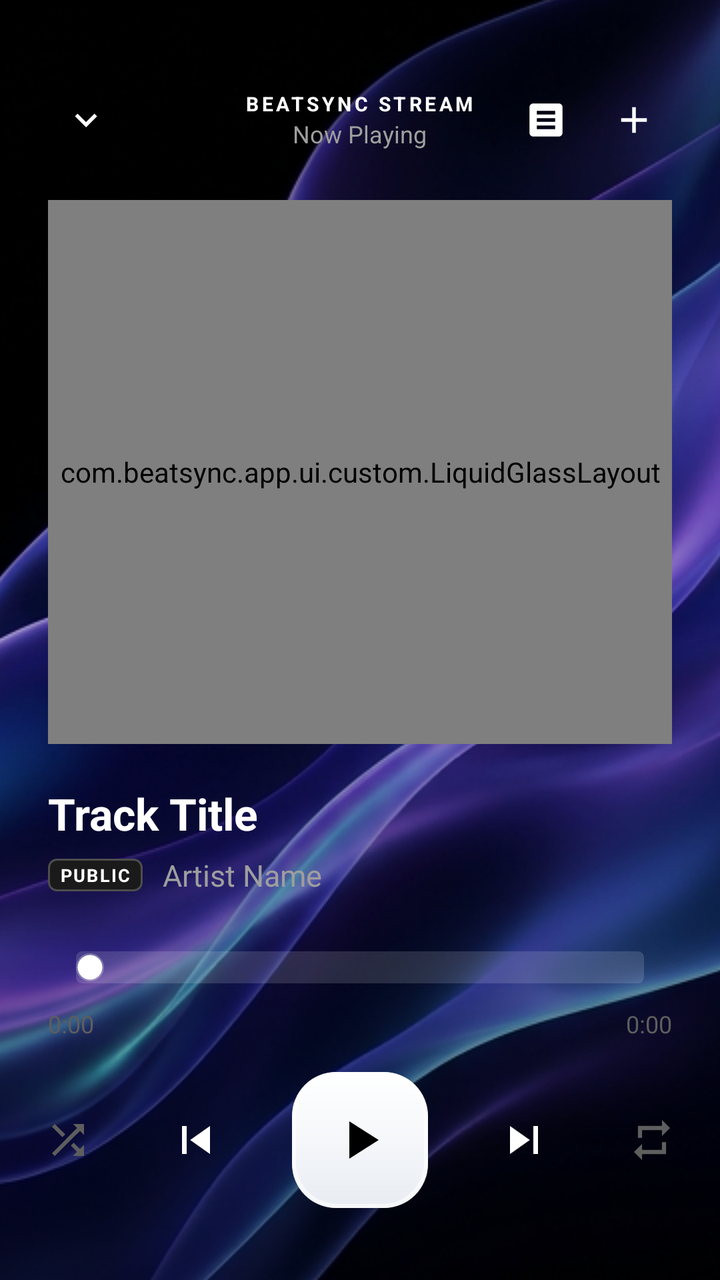
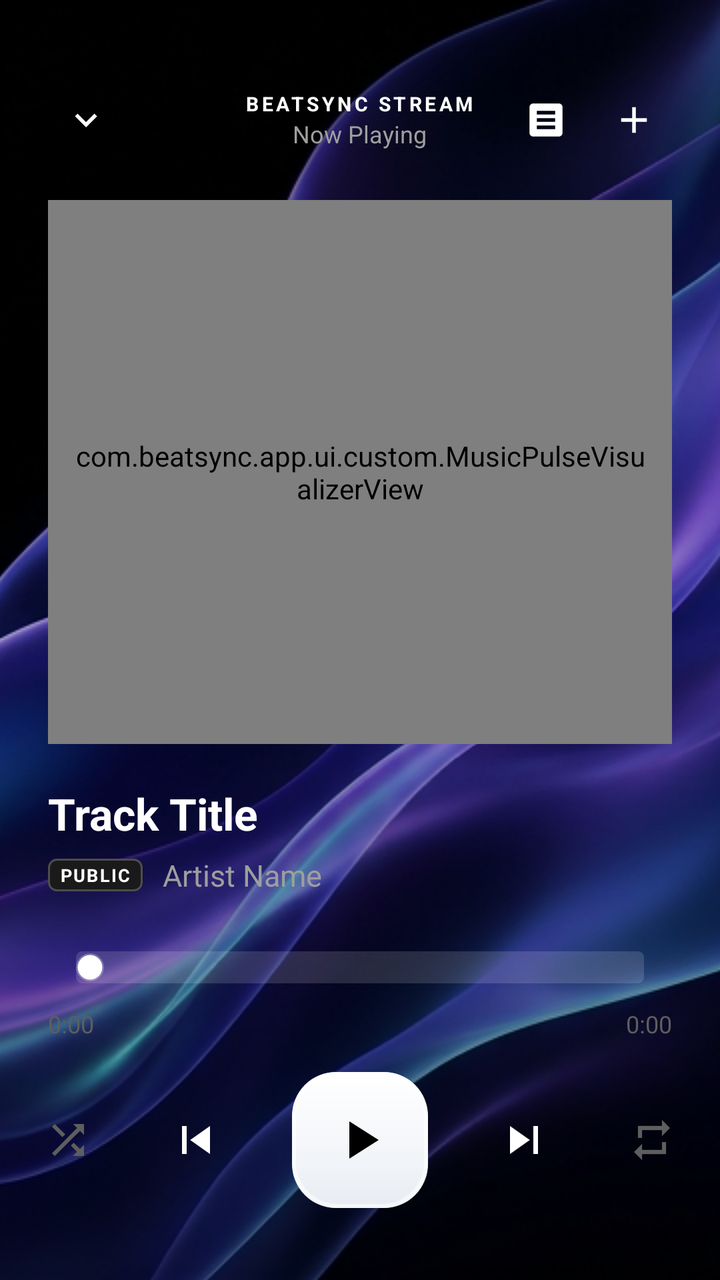

Two renders of the same Android screen: before a commit and after it. Below are the layout's source before the change and the commit's diff.
<!-- AndroidManifest.xml: activity theme Theme.BeatSync -->
<!-- res/layout/activity_now_playing.xml -->
<?xml version="1.0" encoding="utf-8"?>
<LinearLayout xmlns:android="http://schemas.android.com/apk/res/android"
    xmlns:app="http://schemas.android.com/apk/res-auto"
    android:layout_width="match_parent"
    android:layout_height="match_parent"
    android:orientation="vertical"
    android:background="@drawable/bg_ambient_lighting"
    android:fitsSystemWindows="false"
    android:paddingStart="24dp"
    android:paddingEnd="24dp"
    android:paddingTop="36dp"
    android:paddingBottom="24dp">

    
    <RelativeLayout
        android:layout_width="match_parent"
        android:layout_height="48dp">

        <ImageView
            android:id="@+id/btnCollapse"
            android:layout_width="38dp"
            android:layout_height="38dp"
            android:layout_centerVertical="true"
            android:padding="8dp"
            android:src="@drawable/ic_chevron_down"
            android:tint="@color/text_primary"
            android:background="?attr/selectableItemBackgroundBorderless"
            android:contentDescription="Collapse Player" />

        <LinearLayout
            android:layout_width="wrap_content"
            android:layout_height="wrap_content"
            android:layout_centerInParent="true"
            android:gravity="center"
            android:orientation="vertical">

            <TextView
                android:layout_width="wrap_content"
                android:layout_height="wrap_content"
                android:text="BEATSYNC STREAM"
                android:textColor="@color/accent_cyan"
                android:textSize="10sp"
                android:textStyle="bold"
                android:letterSpacing="0.15" />

            <TextView
                android:id="@+id/tvHeaderSubtitle"
                android:layout_width="wrap_content"
                android:layout_height="wrap_content"
                android:text="Now Playing"
                android:textColor="@color/text_secondary"
                android:textSize="12sp"
                android:maxLines="1" />
        </LinearLayout>

        <LinearLayout
            android:layout_width="wrap_content"
            android:layout_height="match_parent"
            android:layout_alignParentEnd="true"
            android:gravity="center_vertical"
            android:orientation="horizontal">

            <ImageView
                android:id="@+id/btnToggleLyrics"
                android:layout_width="38dp"
                android:layout_height="38dp"
                android:padding="8dp"
                android:src="@drawable/ic_lyrics"
                android:tint="@color/text_primary"
                android:background="?attr/selectableItemBackgroundBorderless"
                android:contentDescription="Toggle Lyrics"
                android:layout_marginEnd="6dp" />

            <ImageView
                android:id="@+id/btnAddToPlaylist"
                android:layout_width="38dp"
                android:layout_height="38dp"
                android:padding="8dp"
                android:src="@drawable/ic_add"
                android:tint="@color/text_primary"
                android:background="?attr/selectableItemBackgroundBorderless"
                android:contentDescription="Add to Playlist" />
        </LinearLayout>
    </RelativeLayout>

    
    <FrameLayout
        android:layout_width="match_parent"
        android:layout_height="0dp"
        android:layout_weight="1"
        android:layout_marginTop="16dp"
        android:layout_marginBottom="20dp">

        
        <com.beatsync.app.ui.custom.LiquidGlassLayout
            android:id="@+id/cardArtContainer"
            android:layout_width="match_parent"
            android:layout_height="match_parent"
            android:layout_gravity="center">

            <FrameLayout
                android:layout_width="match_parent"
                android:layout_height="match_parent"
                android:layout_gravity="center">

                
                <View
                    android:layout_width="260dp"
                    android:layout_height="260dp"
                    android:layout_gravity="center"
                    android:background="@drawable/bg_ambient_lighting"
                    android:alpha="0.45" />

                
                <FrameLayout
                    android:id="@+id/layoutVinylDisc"
                    android:layout_width="260dp"
                    android:layout_height="260dp"
                    android:layout_gravity="center"
                    android:background="@drawable/bg_vinyl_disc">

                    
                    <FrameLayout
                        android:layout_width="92dp"
                        android:layout_height="92dp"
                        android:layout_gravity="center"
                        android:background="@drawable/bg_vinyl_center_label">

                        <ImageView
                            android:id="@+id/ivVinylCenter"
                            android:layout_width="32dp"
                            android:layout_height="32dp"
                            android:layout_gravity="center"
                            android:src="@drawable/ic_music_note"
                            android:tint="#FFFFFF"
                            android:contentDescription="Music Track" />
                    </FrameLayout>
                </FrameLayout>

            </FrameLayout>
        </com.beatsync.app.ui.custom.LiquidGlassLayout>

        
        <com.beatsync.app.ui.custom.LiquidGlassLayout
            android:id="@+id/layoutLyricsContainer"
            android:layout_width="match_parent"
            android:layout_height="match_parent"
            android:padding="22dp"
            android:visibility="gone">

            <LinearLayout
                android:layout_width="match_parent"
                android:layout_height="match_parent"
                android:orientation="vertical">

                
                <LinearLayout
                    android:layout_width="match_parent"
                    android:layout_height="wrap_content"
                    android:orientation="horizontal"
                    android:gravity="center_vertical"
                    android:layout_marginBottom="12dp">

                    <TextView
                        android:layout_width="0dp"
                        android:layout_height="wrap_content"
                        android:layout_weight="1"
                        android:text="LIVE SYNCED LYRICS"
                        android:textColor="@color/text_secondary"
                        android:textSize="11sp"
                        android:textStyle="bold"
                        android:letterSpacing="0.14" />

                    <ProgressBar
                        android:id="@+id/pbLyricsLoading"
                        android:layout_width="16dp"
                        android:layout_height="16dp"
                        android:indeterminateTint="@color/text_primary"
                        android:visibility="gone" />
                </LinearLayout>

                
                <androidx.core.widget.NestedScrollView
                    android:id="@+id/scrollLyrics"
                    android:layout_width="match_parent"
                    android:layout_height="0dp"
                    android:layout_weight="1"
                    android:scrollbars="none"
                    android:requiresFadingEdge="vertical"
                    android:fadingEdgeLength="36dp"
                    android:overScrollMode="always"
                    android:fillViewport="true">

                    <TextView
                        android:id="@+id/tvLyricsContent"
                        android:layout_width="match_parent"
                        android:layout_height="wrap_content"
                        android:gravity="center"
                        android:lineSpacingMultiplier="1.50"
                        android:textColor="@color/text_primary"
                        android:textSize="16sp"
                        android:fontFamily="sans-serif-medium"
                        android:paddingTop="16dp"
                        android:paddingBottom="40dp" />
                </androidx.core.widget.NestedScrollView>

                <TextView
                    android:id="@+id/tvLyricsEmpty"
                    android:layout_width="match_parent"
                    android:layout_height="match_parent"
                    android:gravity="center"
                    android:text="No lyrics available for this track."
                    android:textColor="@color/text_secondary"
                    android:textSize="14sp"
                    android:visibility="gone" />
            </LinearLayout>
        </com.beatsync.app.ui.custom.LiquidGlassLayout>
    </FrameLayout>

    
    <LinearLayout
        android:layout_width="match_parent"
        android:layout_height="wrap_content"
        android:orientation="horizontal"
        android:gravity="center_vertical">

        <LinearLayout
            android:layout_width="0dp"
            android:layout_height="wrap_content"
            android:layout_weight="1"
            android:orientation="vertical">

            <TextView
                android:id="@+id/tvTrackTitle"
                android:layout_width="wrap_content"
                android:layout_height="wrap_content"
                android:text="Track Title"
                android:textColor="@color/text_primary"
                android:textSize="22sp"
                android:textStyle="bold"
                android:singleLine="true"
                android:ellipsize="marquee"
                android:marqueeRepeatLimit="marquee_forever" />

            <LinearLayout
                android:layout_width="wrap_content"
                android:layout_height="wrap_content"
                android:orientation="horizontal"
                android:gravity="center_vertical"
                android:layout_marginTop="6dp">

                <TextView
                    android:id="@+id/tvPrivacyBadge"
                    android:layout_width="wrap_content"
                    android:layout_height="wrap_content"
                    android:text="PUBLIC"
                    android:textSize="9sp"
                    android:textStyle="bold"
                    android:letterSpacing="0.08"
                    android:paddingStart="6dp"
                    android:paddingEnd="6dp"
                    android:paddingTop="2dp"
                    android:paddingBottom="2dp"
                    android:background="@drawable/bg_badge_public"
                    android:textColor="@color/badge_public_text"
                    android:layout_marginEnd="10dp" />

                <TextView
                    android:id="@+id/tvTrackArtist"
                    android:layout_width="wrap_content"
                    android:layout_height="wrap_content"
                    android:text="Artist Name"
                    android:textColor="@color/text_secondary"
                    android:textSize="15sp"
                    android:singleLine="true"
                    android:ellipsize="end" />
            </LinearLayout>
        </LinearLayout>
    </LinearLayout>

    
    <LinearLayout
        android:layout_width="match_parent"
        android:layout_height="wrap_content"
        android:orientation="vertical"
        android:layout_marginTop="20dp">

        <SeekBar
            android:id="@+id/seekBar"
            android:layout_width="match_parent"
            android:layout_height="32dp"
            android:max="1000"
            android:splitTrack="false"
            android:paddingStart="14dp"
            android:paddingEnd="14dp"
            android:thumbOffset="0dp"
            android:thumb="@drawable/scrubber_thumb_apple"
            android:progressDrawable="@drawable/scrubber_track_apple" />

        <RelativeLayout
            android:layout_width="match_parent"
            android:layout_height="wrap_content"
            android:layout_marginTop="4dp">

            <TextView
                android:id="@+id/tvCurrentTime"
                android:layout_width="wrap_content"
                android:layout_height="wrap_content"
                android:text="0:00"
                android:textColor="@color/text_tertiary"
                android:textSize="12sp" />

            <TextView
                android:id="@+id/tvTotalTime"
                android:layout_width="wrap_content"
                android:layout_height="wrap_content"
                android:layout_alignParentEnd="true"
                android:text="0:00"
                android:textColor="@color/text_tertiary"
                android:textSize="12sp" />
        </RelativeLayout>
    </LinearLayout>

    
    <LinearLayout
        android:layout_width="match_parent"
        android:layout_height="wrap_content"
        android:orientation="horizontal"
        android:gravity="center"
        android:layout_marginTop="16dp"
        android:layout_marginBottom="12dp">

        <ImageView
            android:id="@+id/btnShuffle"
            android:layout_width="40dp"
            android:layout_height="40dp"
            android:padding="8dp"
            android:src="@drawable/ic_shuffle"
            android:tint="@color/text_tertiary"
            android:background="?attr/selectableItemBackgroundBorderless"
            android:contentDescription="Shuffle" />

        <ImageView
            android:id="@+id/btnPrevious"
            android:layout_width="48dp"
            android:layout_height="48dp"
            android:layout_marginStart="20dp"
            android:padding="10dp"
            android:src="@drawable/ic_skip_prev"
            android:tint="@color/text_primary"
            android:background="?attr/selectableItemBackgroundBorderless"
            android:contentDescription="Previous" />

        
        <FrameLayout
            android:id="@+id/btnPlayPauseContainer"
            android:layout_width="68dp"
            android:layout_height="68dp"
            android:layout_marginStart="24dp"
            android:layout_marginEnd="24dp"
            android:background="@drawable/bg_liquid_play_button"
            android:clickable="true"
            android:focusable="true">

            <ImageView
                android:id="@+id/btnPlayPause"
                android:layout_width="32dp"
                android:layout_height="32dp"
                android:layout_gravity="center"
                android:src="@drawable/ic_play"
                android:tint="@color/text_inverse"
                android:contentDescription="Play/Pause" />
        </FrameLayout>

        <ImageView
            android:id="@+id/btnNext"
            android:layout_width="48dp"
            android:layout_height="48dp"
            android:layout_marginEnd="20dp"
            android:padding="10dp"
            android:src="@drawable/ic_skip_next"
            android:tint="@color/text_primary"
            android:background="?attr/selectableItemBackgroundBorderless"
            android:contentDescription="Next" />

        <ImageView
            android:id="@+id/btnRepeat"
            android:layout_width="40dp"
            android:layout_height="40dp"
            android:padding="8dp"
            android:src="@drawable/ic_repeat"
            android:tint="@color/text_tertiary"
            android:background="?attr/selectableItemBackgroundBorderless"
            android:contentDescription="Repeat" />
    </LinearLayout>

</LinearLayout>
<!-- resources referenced by this layout -->
<resources>
  <color name="accent_cyan">#FFFFFF</color>
  <color name="badge_public_text">#FFFFFF</color>
  <color name="text_inverse">#000000</color>
  <color name="text_primary">#FFFFFF</color>
  <color name="text_secondary">#9E9E9E</color>
  <color name="text_tertiary">#5E5E5E</color>
  <!-- drawable bg_badge_public (drawable) -->
  <?xml version="1.0" encoding="utf-8"?>
  <shape xmlns:android="http://schemas.android.com/apk/res/android"
      android:shape="rectangle">
      <solid android:color="#1A1A1A" />
      <corners android:radius="4dp" />
      <stroke
          android:width="1dp"
          android:color="#4D4D4D" />
  </shape>
  <!-- drawable bg_vinyl_center_label (drawable) -->
  <?xml version="1.0" encoding="utf-8"?>
  <layer-list xmlns:android="http://schemas.android.com/apk/res/android">
      
      <item>
          <shape android:shape="oval">
              <gradient
                  android:type="radial"
                  android:gradientRadius="48dp"
                  android:startColor="#22D3EE"
                  android:centerColor="#0284C7"
                  android:endColor="#0F172A" />
              <stroke
                  android:width="2dp"
                  android:color="#B3FFFFFF" />
          </shape>
      </item>
  
      
      <item
          android:bottom="34dp"
          android:left="34dp"
          android:right="34dp"
          android:top="34dp">
          <shape android:shape="oval">
              <solid android:color="#0B0D14" />
              <stroke
                  android:width="1.5dp"
                  android:color="#99FFFFFF" />
          </shape>
      </item>
  </layer-list>
  <!-- drawable bg_vinyl_disc: vector/xml drawable (drawable, 2345 chars, omitted) -->
  <!-- drawable ic_add (drawable) -->
  <vector xmlns:android="http://schemas.android.com/apk/res/android"
      android:width="24dp"
      android:height="24dp"
      android:viewportWidth="24"
      android:viewportHeight="24">
    <path
        android:fillColor="@android:color/white"
        android:pathData="M19,13h-6v6h-2v-6H5v-2h6V5h2v6h6v2z"/>
  </vector>
  <!-- drawable ic_music_note (drawable) -->
  <vector xmlns:android="http://schemas.android.com/apk/res/android"
      android:width="24dp"
      android:height="24dp"
      android:viewportWidth="24"
      android:viewportHeight="24">
    <path
        android:fillColor="@android:color/white"
        android:pathData="M12,3v10.55c-0.59,-0.34 -1.27,-0.55 -2,-0.55 -2.21,0 -4,1.79 -4,4s1.79,4 4,4 4,-1.79 4,-4V7h4V3h-6z"/>
  </vector>
  <!-- drawable ic_play (drawable) -->
  <vector xmlns:android="http://schemas.android.com/apk/res/android"
      android:width="24dp"
      android:height="24dp"
      android:viewportWidth="24"
      android:viewportHeight="24">
    <path
        android:fillColor="@android:color/white"
        android:pathData="M8,5v14l11,-7z"/>
  </vector>
  <!-- drawable ic_skip_next (drawable) -->
  <vector xmlns:android="http://schemas.android.com/apk/res/android"
      android:width="24dp"
      android:height="24dp"
      android:viewportWidth="24"
      android:viewportHeight="24">
    <path
        android:fillColor="@android:color/white"
        android:pathData="M6,18l8.5,-6L6,6v12zM16,6v12h2V6h-2z"/>
  </vector>
  <!-- drawable ic_skip_prev (drawable) -->
  <vector xmlns:android="http://schemas.android.com/apk/res/android"
      android:width="24dp"
      android:height="24dp"
      android:viewportWidth="24"
      android:viewportHeight="24">
    <path
        android:fillColor="@android:color/white"
        android:pathData="M6,6h2v12H6zm3.5,6l8.5,6V6z"/>
  </vector>
  <color name="accent_primary">#FFFFFF</color>
  <color name="bg_card_elevated">#141414</color>
  <color name="accent_secondary">#D4D4D4</color>
  <color name="bg_dark">#000000</color>
  <color name="bg_card">#0D0D0D</color>
  <color name="bg_input">#111111</color>
  <color name="bg_bottom_nav">#080808</color>
  <!-- unchanged entries left out for length: 10 -->
</resources>

<!-- the commit's change to res/layout/activity_now_playing.xml (unified diff, before → after) -->
@@ -92,53 +92,23 @@
         android:layout_marginBottom="20dp">
 
         
-        <com.beatsync.app.ui.custom.LiquidGlassLayout
+        <FrameLayout
             android:id="@+id/cardArtContainer"
             android:layout_width="match_parent"
             android:layout_height="match_parent"
             android:layout_gravity="center">
 
-            <FrameLayout
+            
+            <com.beatsync.app.ui.custom.MusicPulseVisualizerView
+                android:id="@+id/musicPulseVisualizer"
                 android:layout_width="match_parent"
                 android:layout_height="match_parent"
-                android:layout_gravity="center">
-
-                
-                <View
-                    android:layout_width="260dp"
-                    android:layout_height="260dp"
-                    android:layout_gravity="center"
-                    android:background="@drawable/bg_ambient_lighting"
-                    android:alpha="0.45" />
-
-                
-                <FrameLayout
-                    android:id="@+id/layoutVinylDisc"
-                    android:layout_width="260dp"
-                    android:layout_height="260dp"
-                    android:layout_gravity="center"
-                    android:background="@drawable/bg_vinyl_disc">
-
-                    
-                    <FrameLayout
-                        android:layout_width="92dp"
-                        android:layout_height="92dp"
-                        android:layout_gravity="center"
-                        android:background="@drawable/bg_vinyl_center_label">
-
-                        <ImageView
-                            android:id="@+id/ivVinylCenter"
-                            android:layout_width="32dp"
-                            android:layout_height="32dp"
-                            android:layout_gravity="center"
-                            android:src="@drawable/ic_music_note"
-                            android:tint="#FFFFFF"
-                            android:contentDescription="Music Track" />
-                    </FrameLayout>
-                </FrameLayout>
-
-            </FrameLayout>
-        </com.beatsync.app.ui.custom.LiquidGlassLayout>
+                android:layout_gravity="center"
+                android:paddingStart="12dp"
+                android:paddingEnd="12dp"
+                android:paddingTop="24dp"
+                android:paddingBottom="24dp" />
+        </FrameLayout>
 
         
         <com.beatsync.app.ui.custom.LiquidGlassLayout
<!-- resource entries referenced after the edit -->
@@ -16,39 +16,6 @@
           android:width="1dp"
           android:color="#4D4D4D" />
   </shape>
-  <!-- drawable bg_vinyl_center_label (drawable) -->
-  <?xml version="1.0" encoding="utf-8"?>
-  <layer-list xmlns:android="http://schemas.android.com/apk/res/android">
-      
-      <item>
-          <shape android:shape="oval">
-              <gradient
-                  android:type="radial"
-                  android:gradientRadius="48dp"
-                  android:startColor="#22D3EE"
-                  android:centerColor="#0284C7"
-                  android:endColor="#0F172A" />
-              <stroke
-                  android:width="2dp"
-                  android:color="#B3FFFFFF" />
-          </shape>
-      </item>
-  
-      
-      <item
-          android:bottom="34dp"
-          android:left="34dp"
-          android:right="34dp"
-          android:top="34dp">
-          <shape android:shape="oval">
-              <solid android:color="#0B0D14" />
-              <stroke
-                  android:width="1.5dp"
-                  android:color="#99FFFFFF" />
-          </shape>
-      </item>
-  </layer-list>
-  <!-- drawable bg_vinyl_disc: vector/xml drawable (drawable, 2345 chars, omitted) -->
   <!-- drawable ic_add (drawable) -->
   <vector xmlns:android="http://schemas.android.com/apk/res/android"
       android:width="24dp"
@@ -58,16 +25,6 @@
     <path
         android:fillColor="@android:color/white"
         android:pathData="M19,13h-6v6h-2v-6H5v-2h6V5h2v6h6v2z"/>
-  </vector>
-  <!-- drawable ic_music_note (drawable) -->
-  <vector xmlns:android="http://schemas.android.com/apk/res/android"
-      android:width="24dp"
-      android:height="24dp"
-      android:viewportWidth="24"
-      android:viewportHeight="24">
-    <path
-        android:fillColor="@android:color/white"
-        android:pathData="M12,3v10.55c-0.59,-0.34 -1.27,-0.55 -2,-0.55 -2.21,0 -4,1.79 -4,4s1.79,4 4,4 4,-1.79 4,-4V7h4V3h-6z"/>
   </vector>
   <!-- drawable ic_play (drawable) -->
   <vector xmlns:android="http://schemas.android.com/apk/res/android"
